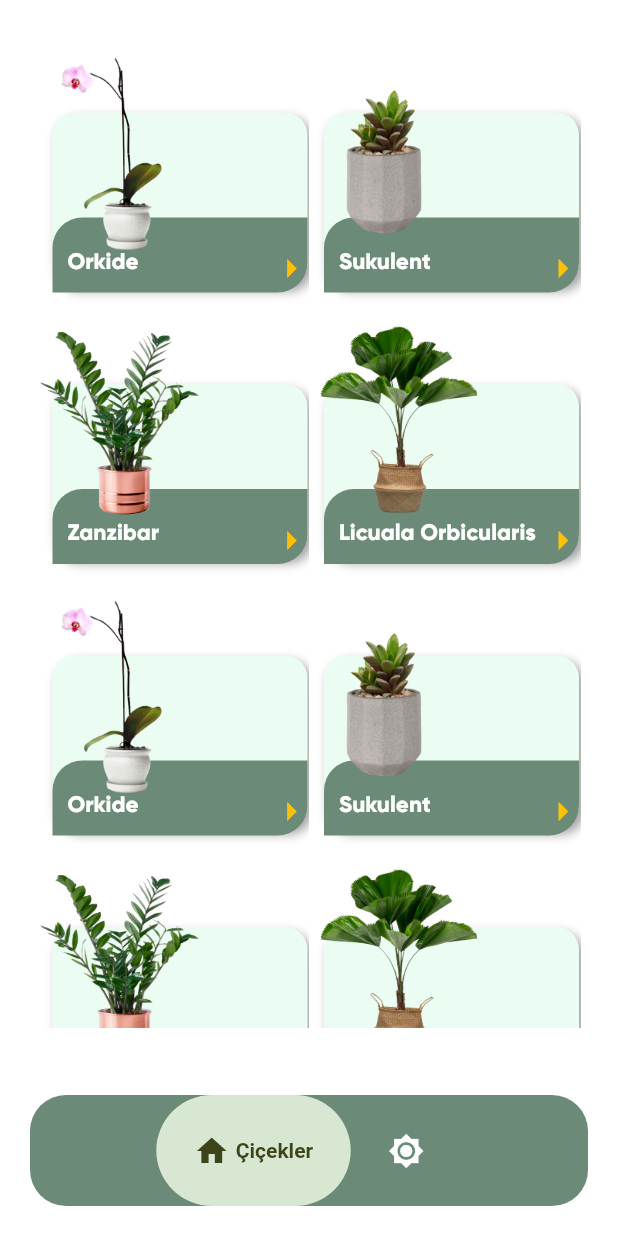
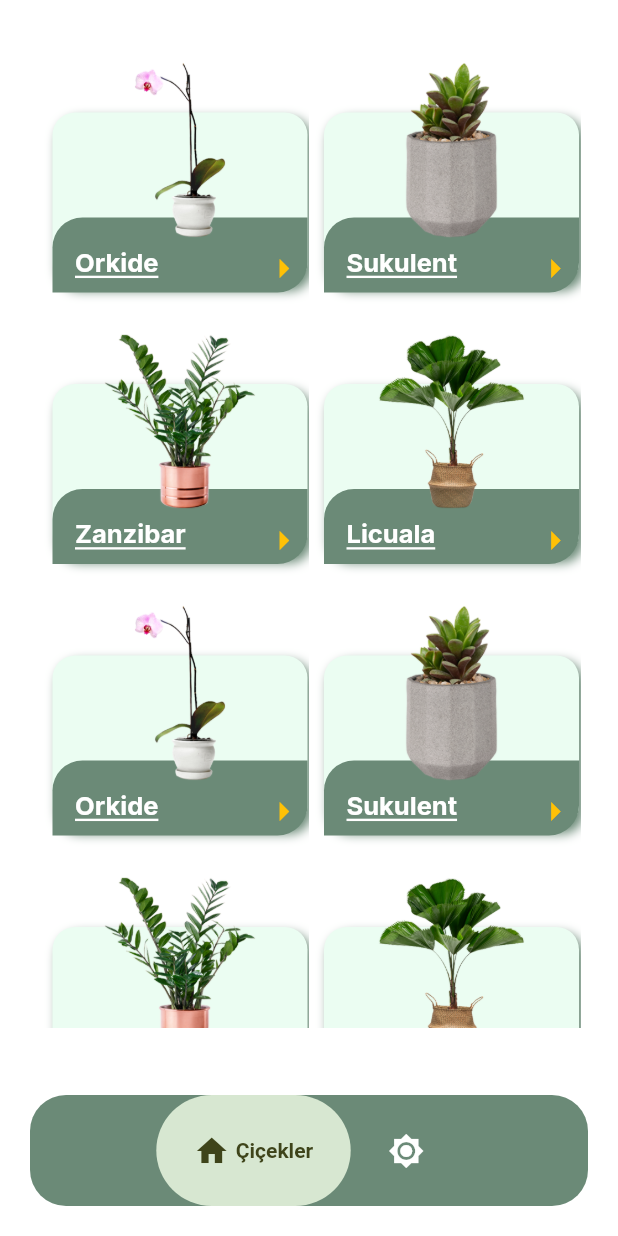
Before and after one commit to sipanarsln/plant, a Flutter app: the screen it shows after launch, on a phone screen of 412 x 824 dp. Run offline on Flutter 3.47's test engine with Material 2 defaults, Android fonts, the phone set to English and light mode, and no system bars; drawn by our look-alikes of google_nav_bar; our stand-ins replace flutter_local_notifications, google_fonts; missing offline and left inert: kartal.

Commit message:
colorlar ve fontlar ayarlandı

```diff
--- a/lib/components/bottom_nav_bar.dart
+++ b/lib/components/bottom_nav_bar.dart
@@ -25,13 +25,13 @@ class MyBottomNavBar extends StatelessWidget {
         ),
         child: GNav(
           mainAxisAlignment: MainAxisAlignment.center,
-          backgroundColor: const Color(0xff6B8A77),
+          backgroundColor: ColorItems().viridianGreen,
           tabBorderRadius: 50,
           gap: 4,
           onTabChange: (value) => onTabChange!(value),
           color: ColorItems().white,
-          activeColor: const Color(0xff3e441a),
-          tabBackgroundColor: const Color(0xffd7e7d1),
+          activeColor: ColorItems().activeColor,
+          tabBackgroundColor: ColorItems().tabBackgroundColor,
           tabs: const [
             GButton(
               icon: Icons.home,
--- a/lib/components/flower_tile.dart
+++ b/lib/components/flower_tile.dart
@@ -1,5 +1,7 @@
 // ignore_for_file: public_member_api_docs, sort_constructors_first
 import 'package:flutter/material.dart';
+import 'package:google_fonts/google_fonts.dart';
+import 'package:plant_appv2/constants/constants_color.dart';
 import 'package:plant_appv2/pages/details/details_screen.dart';
 
 import '../models/flower.dart';
@@ -26,10 +28,12 @@ class FlowerTile extends StatelessWidget {
             width: 170,
             decoration: BoxDecoration(
                 borderRadius: BorderRadius.circular(15),
-                color: const Color(0xffebfdf2),
-                boxShadow: const [
+                color: ColorItems().greenFeta,
+                boxShadow: [
                   BoxShadow(
-                      color: Colors.grey, offset: Offset(3, 4), blurRadius: 5)
+                      color: ColorItems().viridianGreen,
+                      offset: Offset(3, 4),
+                      blurRadius: 5)
                 ]),
           ),
         ),
@@ -39,13 +43,13 @@ class FlowerTile extends StatelessWidget {
           child: Container(
             height: 50,
             width: 170,
-            decoration: const BoxDecoration(
-              borderRadius: BorderRadius.only(
+            decoration: BoxDecoration(
+              borderRadius: const BorderRadius.only(
                 bottomLeft: Radius.circular(0),
                 bottomRight: Radius.circular(20),
                 topLeft: Radius.circular(20),
               ),
-              color: Color(0xff6B8A77),
+              color: ColorItems().viridianGreen,
               // boxShadow: [
               //   BoxShadow(
               //       color: Colors.black, offset: Offset(-1, 2), blurRadius: 6)
@@ -54,7 +58,7 @@ class FlowerTile extends StatelessWidget {
           ),
         ),
         Positioned(
-          left: 0,
+          left: 20,
           top: 0,
           child: Image.asset(
             flower.image,
@@ -63,19 +67,20 @@ class FlowerTile extends StatelessWidget {
         ),
         Positioned(
           top: 140,
-          left: 20,
+          left: 25,
           child: Text(
             flower.textName,
-            style: const TextStyle(
-                fontFamily: "SansSerif",
-                fontSize: 15,
-                color: Colors.white,
-                fontWeight: FontWeight.bold),
+            style: GoogleFonts.inter(
+              fontWeight: FontWeight.bold,
+              color: Colors.white,
+              fontSize: 17,
+              decoration: TextDecoration.underline,
+            ),
           ),
         ),
         Positioned(
           top: 130,
-          left: 145,
+          left: 140,
           child: IconButton(
             onPressed: () {
               Navigator.push(
@@ -83,9 +88,9 @@ class FlowerTile extends StatelessWidget {
                   MaterialPageRoute(
                       builder: (context) => DetailsScreen(flower)));
             },
-            icon: const Icon(
+            icon: Icon(
               Icons.arrow_right_outlined,
-              color: Colors.amber,
+              color: ColorItems().amber,
               size: 30,
             ),
           ),
--- a/lib/constants/constants_color.dart
+++ b/lib/constants/constants_color.dart
@@ -8,4 +8,13 @@ class ColorItems {
   final Color white = const Color.fromARGB(255, 255, 255, 255);
   final Color lightLightGrey = const Color(0xFFCDCDCD);
   final Color dirtyWhite = const Color(0xFFEDE9E8);
+  final Color amber = Colors.amber;
+  final Color detailColor = const Color(0xffebfdf2);
+  final Color red = Colors.red;
+  final Color blue = Colors.blue;
+
+  final Color viridianGreen = const Color(0xff6B8A77);
+  final Color tabBackgroundColor = const Color(0xffd7e7d1);
+  final Color activeColor = const Color(0xff3e441a);
+  final Color greenFeta = const Color(0xffebfdf2);
 }
--- a/lib/models/flower_shop.dart
+++ b/lib/models/flower_shop.dart
@@ -31,7 +31,7 @@ class FlowerShop extends ChangeNotifier {
     ),
     Flower(
       image: "assets/images/licuala-orbicularis.png",
-      textName: "Licuala Orbicularis",
+      textName: "Licuala",
       description:
           "Lorem ipsum dolor sit amet, consectetur adipisci elit, sed eiusmod tempor incidunt ut labore et dolore magna aliqua. Ut enim ad minim veniam, quis nostrum exercitationem ullam corporis suscipit laboriosam, nisi ut aliquid ex ea commodi consequatur. Quis aute iure reprehenderit in voluptate velit esse cillum dolore eu fugiat nulla pariatur. Excepteur sint obcaecat cupiditat non proident, sunt in culpa qui officia deserunt mollit anim id est laborum.",
       light: "xx Hour",
@@ -66,7 +66,7 @@ class FlowerShop extends ChangeNotifier {
     ),
     Flower(
       image: "assets/images/licuala-orbicularis.png",
-      textName: "Licuala Orbicularis",
+      textName: "Licuala",
       description:
           "Lorem ipsum dolor sit amet, consectetur adipisci elit, sed eiusmod tempor incidunt ut labore et dolore magna aliqua. Ut enim ad minim veniam, quis nostrum exercitationem ullam corporis suscipit laboriosam, nisi ut aliquid ex ea commodi consequatur. Quis aute iure reprehenderit in voluptate velit esse cillum dolore eu fugiat nulla pariatur. Excepteur sint obcaecat cupiditat non proident, sunt in culpa qui officia deserunt mollit anim id est laborum.",
       light: "xx Hour",
--- a/pubspec.yaml
+++ b/pubspec.yaml
@@ -39,9 +39,7 @@ dependencies:
   google_nav_bar: ^5.0.6
   provider:
   flutter_local_notifications:
-  timer_count_down: ^2.2.2
-  font_awesome_flutter: ^10.4.0
-  fluttertoast: ^8.2.2
+  google_fonts:
 
 
 
```
Also changed, not shown: lib/components/flower_mygarden_tile.dart (+42 -22 lines), lib/pages/details/components/body.dart (+35 -36 lines), lib/pages/details/components/miktar.dart (+11 -10 lines), lib/pages/details/components/sicaklik.dart (+11 -10 lines), lib/pages/details/components/ısık.dart (+11 -10 lines), assets/images/licuala-orbicularis.png, assets/images/orkide.jpg (deleted), assets/images/orkide.png, assets/images/palm.jpg (deleted), assets/images/sukulent.png, assets/images/zanzibar.png, pubspec.lock, 1 other file.
